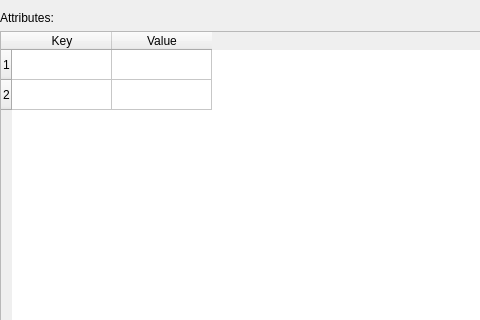
Before: the Qt Designer form nplab/ui/hdf5_attrs_renderer.ui in nanophotonics/nplab, drawn with Qt 5; both pictures show x 0 to 480 and y 0 to 320 of the 1090 by 888 pixel window.
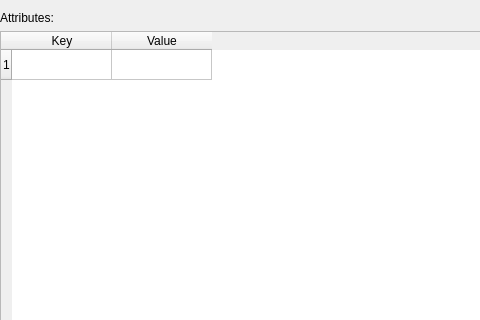
After: the same form once the commit is applied.

```diff
--- a/nplab/ui/hdf5_attrs_renderer.ui
+++ b/nplab/ui/hdf5_attrs_renderer.ui
@@ -51,13 +51,12 @@
       <bool>true</bool>
      </property>
      <property name="rowCount">
-      <number>2</number>
+      <number>1</number>
      </property>
      <property name="columnCount">
       <number>2</number>
      </property>
      <row/>
-     <row/>
      <column>
       <property name="text">
        <string>Key</string>
```
